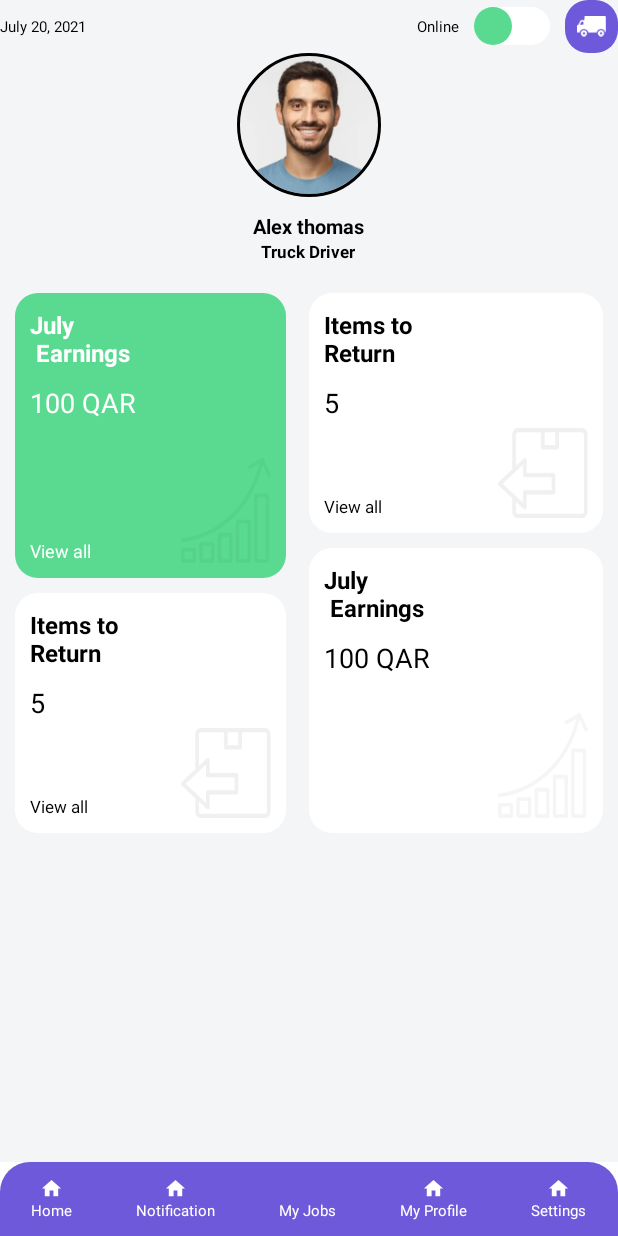
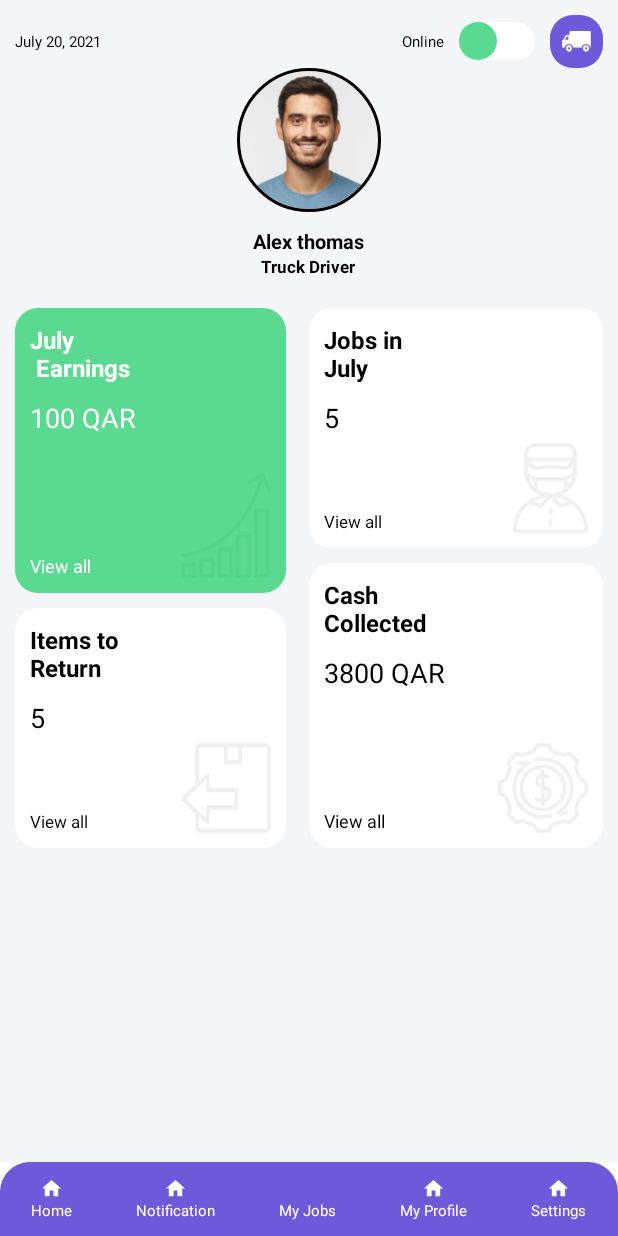
Before and after one commit to azminpurushotham/yalla, an Android app built with Jetpack Compose: the HomeFragment screen opened directly, with no data from a screen before it, on a phone screen of 412 x 824 dp. Run offline under Robolectric (Android 15) with nearby library versions, the phone set to English and light mode, and no system bars; our stand-ins replace CircleImageView.

Commit message:
inital commit

```diff
--- a/app/src/main/res/layout/fragment_home.xml
+++ b/app/src/main/res/layout/fragment_home.xml
@@ -4,12 +4,16 @@
     xmlns:tools="http://schemas.android.com/tools"
     android:layout_width="match_parent"
     android:layout_height="match_parent"
+    android:gravity="center_horizontal"
     android:orientation="vertical"
-    android:gravity="center_horizontal"
+    android:background="@color/background"
     tools:context=".HomeFragment">
 
     <androidx.constraintlayout.widget.ConstraintLayout
         android:layout_width="match_parent"
+        android:paddingStart="10dp"
+        android:paddingEnd="10dp"
+        android:layout_marginTop="10dp"
         android:layout_height="wrap_content"
         android:orientation="horizontal">
 
@@ -58,145 +62,156 @@
 
     </androidx.constraintlayout.widget.ConstraintLayout>
 
+
+    <ScrollView
+        android:layout_width="match_parent"
+        android:layout_height="wrap_content">
+
+        <LinearLayout
+            android:layout_width="match_parent"
+            android:layout_height="wrap_content"
+            android:gravity="center_horizontal"
+            android:orientation="vertical">
+
             <de.hdodenhof.circleimageview.CircleImageView
                 android:id="@+id/profile_image"
                 android:layout_width="96dp"
                 android:layout_height="96dp"
+                android:layout_marginBottom="10dp"
                 android:src="@drawable/profile_man"
-        app:civ_border_width="2dp"
-        android:layout_marginBottom="10dp"
-        app:civ_border_color="#FF000000"/>
+                app:civ_border_color="#FF000000"
+                app:civ_border_width="2dp" />
 
             <TextView
+                android:layout_width="wrap_content"
+                android:layout_height="wrap_content"
+                android:text="Alex thomas"
                 android:textColor="@color/black"
-        android:textStyle="bold"
                 android:textSize="13sp"
-        android:text="Alex thomas"
-        android:layout_width="wrap_content"
-        android:layout_height="wrap_content"/>
+                android:textStyle="bold" />
 
             <TextView
+                android:layout_width="wrap_content"
+                android:layout_height="wrap_content"
+                android:text="Truck Driver"
                 android:textColor="@color/black"
-        android:textStyle="bold"
                 android:textSize="11sp"
-        android:text="Truck Driver"
-        android:layout_width="wrap_content"
-        android:layout_height="wrap_content"/>
+                android:textStyle="bold" />
 
 
             <LinearLayout
                 android:layout_width="match_parent"
+                android:layout_height="wrap_content"
+                android:layout_marginTop="10dp"
                 android:orientation="horizontal"
-        android:layout_marginTop="10dp"
+                android:paddingStart="10dp"
                 android:paddingTop="10dp"
-        android:paddingStart="10dp"
                 android:paddingEnd="10dp"
-        android:paddingBottom="10dp"
-        android:layout_height="wrap_content">
+                android:paddingBottom="10dp">
 
                 <LinearLayout
                     android:layout_width="match_parent"
-            android:orientation="vertical"
+                    android:layout_height="wrap_content"
                     android:layout_marginEnd="15dp"
                     android:layout_weight="1"
-            android:layout_height="wrap_content">
+                    android:orientation="vertical">
 
                     <androidx.constraintlayout.widget.ConstraintLayout
                         android:layout_width="match_parent"
-                android:padding="10dp"
+                        android:layout_height="190dp"
                         android:layout_marginBottom="10dp"
                         android:background="@drawable/shape_green_home"
-                android:layout_height="190dp">
+                        android:padding="10dp">
 
                         <TextView
                             android:id="@+id/txt1"
-                    android:textSize="16sp"
+                            android:layout_width="wrap_content"
+                            android:layout_height="wrap_content"
+                            android:paddingEnd="40dp"
                             android:text="July \n Earnings"
                             android:textColor="@color/white"
+                            android:textSize="16sp"
                             android:textStyle="bold"
-                    android:paddingEnd="40dp"
                             app:layout_constraintStart_toStartOf="parent"
-                    app:layout_constraintTop_toTopOf="parent"
-                    android:layout_width="wrap_content"
-                    android:layout_height="wrap_content"/>
+                            app:layout_constraintTop_toTopOf="parent" />
 
                         <TextView
                             android:id="@+id/txt2"
-                    app:layout_constraintTop_toBottomOf="@+id/txt1"
+                            android:layout_width="wrap_content"
+                            android:layout_height="wrap_content"
+                            android:layout_marginTop="10dp"
+                            android:text="100 QAR"
+                            android:textColor="@color/white"
+                            android:textSize="18sp"
                             app:layout_constraintStart_toStartOf="parent"
-                    android:textSize="18sp"
-                    android:text="100 QAR"
-                    android:layout_marginTop="10dp"
-                    android:textColor="@color/white"
-                    android:layout_width="wrap_content"
-                    android:layout_height="wrap_content"/>
+                            app:layout_constraintTop_toBottomOf="@+id/txt1" />
 
                         <TextView
-                    app:layout_constraintBottom_toBottomOf="parent"
-                    app:layout_constraintStart_toStartOf="parent"
                             android:id="@+id/txt3"
-                    android:textSize="12sp"
+                            android:layout_width="wrap_content"
+                            android:layout_height="wrap_content"
                             android:text="View all"
                             android:textColor="@color/white"
-                    android:layout_width="wrap_content"
-                    android:layout_height="wrap_content"/>
+                            android:textSize="12sp"
+                            app:layout_constraintBottom_toBottomOf="parent"
+                            app:layout_constraintStart_toStartOf="parent" />
 
                         <ImageView
-                    app:layout_constraintEnd_toEndOf="parent"
-                    app:layout_constraintBottom_toBottomOf="parent"
                             android:layout_width="60dp"
+                            android:layout_height="70dp"
                             android:scaleType="fitXY"
                             android:src="@drawable/diagram"
-                    android:layout_height="70dp"/>
+                            app:layout_constraintBottom_toBottomOf="parent"
+                            app:layout_constraintEnd_toEndOf="parent" />
 
                     </androidx.constraintlayout.widget.ConstraintLayout>
 
                     <androidx.constraintlayout.widget.ConstraintLayout
                         android:layout_width="match_parent"
-                android:padding="10dp"
+                        android:layout_height="160dp"
                         android:background="@drawable/shape_white_home"
-                android:layout_height="160dp">
+                        android:padding="10dp">
 
                         <TextView
                             android:id="@+id/txt11"
-                    android:textSize="16sp"
+                            android:layout_width="wrap_content"
+                            android:layout_height="wrap_content"
+                            android:paddingEnd="40dp"
                             android:text="Items to \nReturn"
                             android:textColor="@color/black"
+                            android:textSize="16sp"
                             android:textStyle="bold"
-                    android:paddingEnd="40dp"
                             app:layout_constraintStart_toStartOf="parent"
-                    app:layout_constraintTop_toTopOf="parent"
-                    android:layout_width="wrap_content"
-                    android:layout_height="wrap_content"/>
+                            app:layout_constraintTop_toTopOf="parent" />
 
                         <TextView
                             android:id="@+id/txt22"
-                    app:layout_constraintTop_toBottomOf="@+id/txt11"
+                            android:layout_width="wrap_content"
+                            android:layout_height="wrap_content"
+                            android:layout_marginTop="10dp"
+                            android:text="5"
+                            android:textColor="@color/black"
+                            android:textSize="18sp"
                             app:layout_constraintStart_toStartOf="parent"
-                    android:textSize="18sp"
-                    android:text="5"
-                    android:layout_marginTop="10dp"
-                    android:textColor="@color/black"
-                    android:layout_width="wrap_content"
-                    android:layout_height="wrap_content"/>
+                            app:layout_constraintTop_toBottomOf="@+id/txt11" />
 
                         <TextView
-                    app:layout_constraintBottom_toBottomOf="parent"
-                    app:layout_constraintStart_toStartOf="parent"
                             android:id="@+id/txt33"
-                    android:textSize="11sp"
+                            android:layout_width="wrap_content"
+                            android:layout_height="wrap_content"
                             android:text="View all"
                             android:textColor="@color/black"
-                    android:layout_width="wrap_content"
-                    android:layout_height="wrap_content"/>
+                            android:textSize="11sp"
+                            app:layout_constraintBottom_toBottomOf="parent"
+                            app:layout_constraintStart_toStartOf="parent" />
 
                         <ImageView
-                    app:layout_constraintEnd_toEndOf="parent"
-                    app:layout_constraintBottom_toBottomOf="parent"
                             android:layout_width="60dp"
+                            android:layout_height="60dp"
                             android:scaleType="fitXY"
                             android:src="@drawable/return_box"
-                    android:layout_height="60dp"/>
+                            app:layout_constraintBottom_toBottomOf="parent"
+                            app:layout_constraintEnd_toEndOf="parent" />
 
                     </androidx.constraintlayout.widget.ConstraintLayout>
 
@@ -204,108 +219,108 @@
                 </LinearLayout>
 
                 <LinearLayout
+                    android:layout_width="match_parent"
+                    android:layout_height="wrap_content"
                     android:layout_weight="1"
-            android:layout_width="match_parent"
-            android:orientation="vertical"
-            android:layout_height="wrap_content">
+                    android:orientation="vertical">
 
 
                     <androidx.constraintlayout.widget.ConstraintLayout
                         android:layout_width="match_parent"
-                android:padding="10dp"
+                        android:layout_height="160dp"
                         android:layout_marginBottom="10dp"
                         android:background="@drawable/shape_white_home"
-                android:layout_height="160dp">
+                        android:padding="10dp">
 
                         <TextView
                             android:id="@+id/txt111"
+                            android:layout_width="wrap_content"
+                            android:layout_height="wrap_content"
+                            android:paddingEnd="40dp"
+                            android:text="Jobs in \nJuly"
+                            android:textColor="@color/black"
                             android:textSize="16sp"
-                    android:text="Items to \nReturn"
-                    android:textColor="@color/black"
                             android:textStyle="bold"
-                    android:paddingEnd="40dp"
                             app:layout_constraintStart_toStartOf="parent"
-                    app:layout_constraintTop_toTopOf="parent"
-                    android:layout_width="wrap_content"
-                    android:layout_height="wrap_content"/>
+                            app:layout_constraintTop_toTopOf="parent" />
 
                         <TextView
                             android:id="@+id/txt222"
-                    app:layout_constraintTop_toBottomOf="@+id/txt111"
+                            android:layout_width="wrap_content"
+                            android:layout_height="wrap_content"
+                            android:layout_marginTop="10dp"
+                            android:text="5"
+                            android:textColor="@color/black"
+                            android:textSize="18sp"
                             app:layout_constraintStart_toStartOf="parent"
-                    android:textSize="18sp"
-                    android:text="5"
-                    android:layout_marginTop="10dp"
-                    android:textColor="@color/black"
-                    android:layout_width="wrap_content"
-                    android:layout_height="wrap_content"/>
+                            app:layout_constraintTop_toBottomOf="@+id/txt111" />
 
                         <TextView
-                    app:layout_constraintBottom_toBottomOf="parent"
-                    app:layout_constraintStart_toStartOf="parent"
                             android:id="@+id/txt333"
-                    android:textSize="11sp"
+                            android:layout_width="wrap_content"
+                            android:layout_height="wrap_content"
                             android:text="View all"
                             android:textColor="@color/black"
-                    android:layout_width="wrap_content"
-                    android:layout_height="wrap_content"/>
+                            android:textSize="11sp"
+                            app:layout_constraintBottom_toBottomOf="parent"
+                            app:layout_constraintStart_toStartOf="parent" />
 
                         <ImageView
-                    app:layout_constraintEnd_toEndOf="parent"
+                            android:layout_width="50dp"
+                            android:layout_height="60dp"
+                            android:scaleType="fitXY"
+                            android:src="@drawable/exterminator"
                             app:layout_constraintBottom_toBottomOf="parent"
-                    android:layout_width="60dp"
-                    android:scaleType="fitXY"
-                    android:src="@drawable/return_box"
-                    android:layout_height="60dp"/>
+                            app:layout_constraintEnd_toEndOf="parent" />
 
                     </androidx.constraintlayout.widget.ConstraintLayout>
 
                     <androidx.constraintlayout.widget.ConstraintLayout
                         android:layout_width="match_parent"
-                android:padding="10dp"
+                        android:layout_height="190dp"
                         android:background="@drawable/selecter_home_gride"
-                android:layout_height="190dp">
+                        android:padding="10dp">
 
                         <TextView
                             android:id="@+id/txt1111"
+                            android:layout_width="wrap_content"
+                            android:layout_height="wrap_content"
+                            android:paddingEnd="40dp"
+                            android:text="Cash \nCollected"
+                            android:textColor="@color/black"
                             android:textSize="16sp"
-                    android:text="July \n Earnings"
-                    android:textColor="@color/black"
                             android:textStyle="bold"
-                    android:paddingEnd="40dp"
                             app:layout_constraintStart_toStartOf="parent"
-                    app:layout_constraintTop_toTopOf="parent"
-                    android:layout_width="wrap_content"
-                    android:layout_height="wrap_content"/>
+                            app:layout_constraintTop_toTopOf="parent" />
 
                         <TextView
                             android:id="@+id/txt2222"
-                    app:layout_constraintTop_toBottomOf="@+id/txt1111"
+                            android:layout_width="wrap_content"
+                            android:layout_height="wrap_content"
+                            android:layout_marginTop="10dp"
+                            android:text="3800 QAR"
+                            android:textColor="@color/black"
+                            android:textSize="18sp"
                             app:layout_constraintStart_toStartOf="parent"
-                    android:textSize="18sp"
-                    android:text="100 QAR"
-                    android:layout_marginTop="10dp"
-                    android:textColor="@color/black"
-                    android:layout_width="wrap_content"
-                    android:layout_height="wrap_content"/>
+                            app:layout_constraintTop_toBottomOf="@+id/txt1111" />
 
                         <TextView
+                            android:id="@+id/txt3333"
+                            android:layout_width="wrap_content"
+                            android:layout_height="wrap_content"
+                            android:text="View all"
+                            android:textColor="@color/black"
+                            android:textSize="12sp"
                             app:layout_constraintBottom_toBottomOf="parent"
-                    app:layout_constraintStart_toStartOf="parent"
-                    android:id="@+id/txt3333"
-                    android:textSize="12sp"
-                    android:text="View all"
-                    android:textColor="@color/white"
-                    android:layout_width="wrap_content"
-                    android:layout_height="wrap_content"/>
+                            app:layout_constraintStart_toStartOf="parent" />
 
                         <ImageView
-                    app:layout_constraintEnd_toEndOf="parent"
+                            android:layout_width="60dp"
+                            android:layout_height="60dp"
+                            android:scaleType="fitXY"
+                            android:src="@drawable/p_settings"
                             app:layout_constraintBottom_toBottomOf="parent"
-                    android:layout_width="60dp"
-                    android:scaleType="fitXY"
-                    android:src="@drawable/diagram"
-                    android:layout_height="70dp"/>
+                            app:layout_constraintEnd_toEndOf="parent" />
 
                     </androidx.constraintlayout.widget.ConstraintLayout>
 
@@ -313,8 +328,11 @@
                 </LinearLayout>
 
 
+            </LinearLayout>
 
         </LinearLayout>
 
+    </ScrollView>
+
 
 </LinearLayout>
```
Also changed, not shown: app/src/main/res/drawable/exterminator.png (added), app/src/main/res/drawable/p_settings.png (added). Lines whose indentation alone changed are shown as unchanged.
